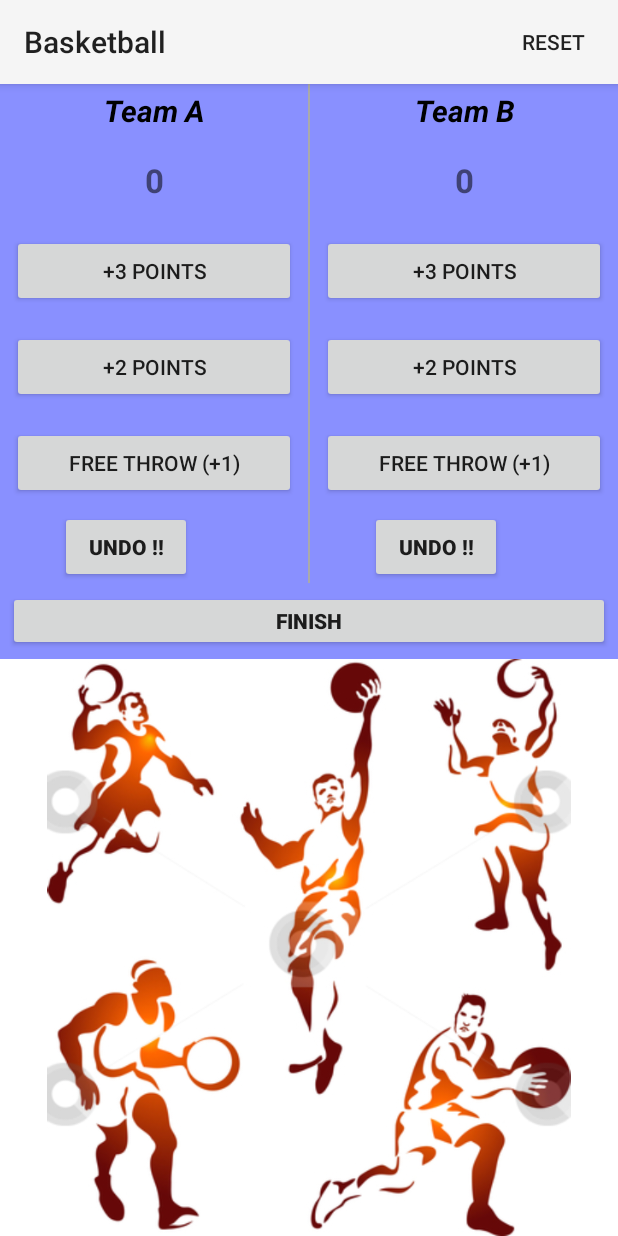
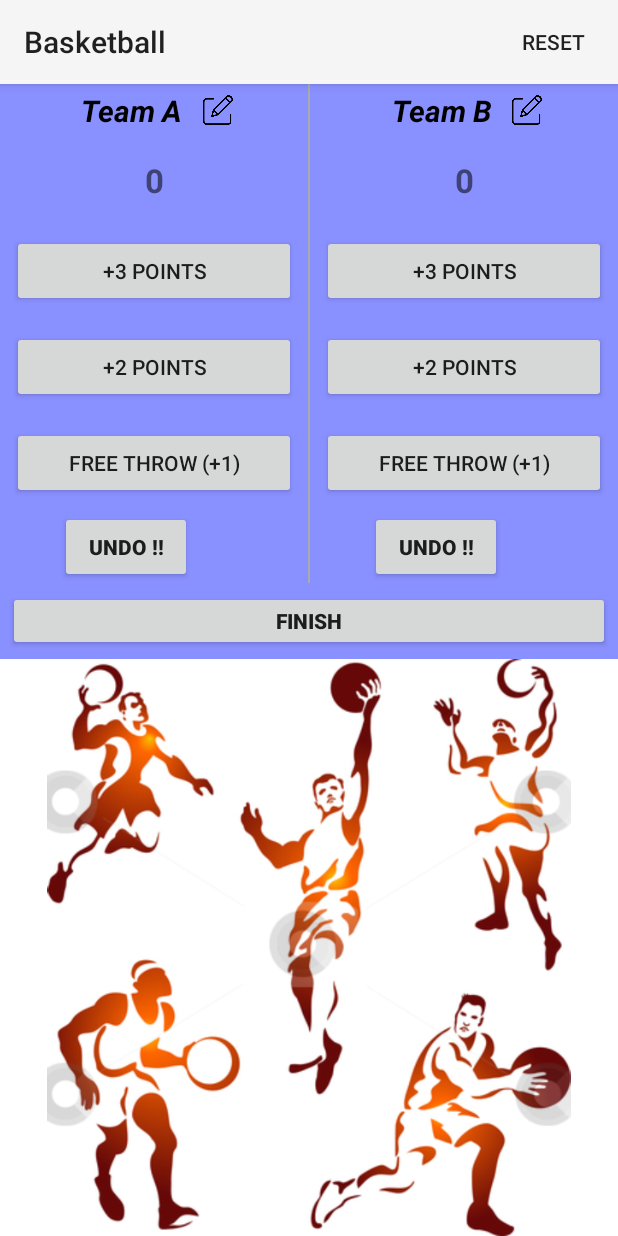
Before and after one commit to chanmol1999/Android-ScorerApp, an Android app: the BasketballActivity screen opened directly, with no data from a screen before it, on a phone screen of 412 x 824 dp. Run offline under Robolectric (Android 15) with nearby library versions, the phone set to English and light mode, and no system bars.

Commit message:
Team name can be editted now
Signed-off-by: Ashish0077 <ashish007722@gmail.com>

```diff
--- a/Scorecounter/app/src/main/java/com/example/anmol/courtcounter/Basketball/BasketballActivity.java
+++ b/Scorecounter/app/src/main/java/com/example/anmol/courtcounter/Basketball/BasketballActivity.java
@@ -4,20 +4,89 @@ import android.app.AlertDialog;
 import android.content.DialogInterface;
 import android.os.Bundle;
 import android.support.v7.app.AppCompatActivity;
+import android.text.InputType;
 import android.view.Menu;
 import android.view.MenuItem;
 import android.view.View;
+import android.widget.EditText;
+import android.widget.ImageView;
 import android.widget.TextView;
 
 import com.example.anmol.courtcounter.R;
 
 public class BasketballActivity extends AppCompatActivity {
 
+    private ImageView editNameA;
+    private ImageView editNameB;
+    private TextView nameTeamA;
+    private TextView nameTeamB;
+
     @Override
     protected void onCreate(Bundle savedInstanceState) {
         super.onCreate(savedInstanceState);
         setContentView(R.layout.activity_basketball);
         getSupportActionBar().setTitle("Basketball");
+
+        nameTeamA = findViewById(R.id.teamA_nameTextView);
+        nameTeamB = findViewById(R.id.teamB_nameTextView);
+        editNameA = findViewById(R.id.edit_teamA);
+        editNameB = findViewById(R.id.edit_teamB);
+
+        editNameA.setOnClickListener(new View.OnClickListener() {
+            @Override
+            public void onClick(View view) {
+                AlertDialog.Builder alertBuilder = new AlertDialog.Builder(BasketballActivity.this);
+                alertBuilder.setTitle("Edit Team Name");
+
+                final EditText input = new EditText(BasketballActivity.this);
+                input.setInputType(InputType.TYPE_CLASS_TEXT);
+                alertBuilder.setView(input);
+
+                alertBuilder.setPositiveButton("Ok", new DialogInterface.OnClickListener() {
+                    @Override
+                    public void onClick(DialogInterface dialogInterface, int i) {
+                        nameTeamA.setText(input.getText());
+                    }
+                });
+
+                alertBuilder.setNegativeButton("cancel", new DialogInterface.OnClickListener() {
+                    @Override
+                    public void onClick(DialogInterface dialogInterface, int i) {
+
+                    }
+                });
+
+                alertBuilder.show();
+            }
+        });
+
+        editNameB.setOnClickListener(new View.OnClickListener() {
+            @Override
+            public void onClick(View view) {
+                AlertDialog.Builder alertBuilder = new AlertDialog.Builder(BasketballActivity.this);
+                alertBuilder.setTitle("Edit Team Name");
+
+                final EditText input = new EditText(BasketballActivity.this);
+                input.setInputType(InputType.TYPE_CLASS_TEXT);
+                alertBuilder.setView(input);
+
+                alertBuilder.setPositiveButton("Ok", new DialogInterface.OnClickListener() {
+                    @Override
+                    public void onClick(DialogInterface dialogInterface, int i) {
+                        nameTeamB.setText(input.getText());
+                    }
+                });
+
+                alertBuilder.setNegativeButton("cancel", new DialogInterface.OnClickListener() {
+                    @Override
+                    public void onClick(DialogInterface dialogInterface, int i) {
+
+                    }
+                });
+
+                alertBuilder.show();
+            }
+        });
     }
 
     int a = 0, b = 0, i = 0, j = 0;
@@ -107,6 +176,8 @@ public class BasketballActivity extends AppCompatActivity {
         b = 0;
         displayForTeamA(a);
         displayForTeamB(b);
+        nameTeamA.setText("Team A");
+        nameTeamB.setText("Team B");
     }
 
     public void finish(View view) {
--- a/Scorecounter/app/src/main/res/layout/activity_basketball.xml
+++ b/Scorecounter/app/src/main/res/layout/activity_basketball.xml
@@ -16,15 +16,33 @@
             android:layout_weight="1"
             android:orientation="vertical">
 
+            <LinearLayout
+                android:layout_width="wrap_content"
+                android:layout_height="wrap_content"
+                android:layout_gravity="center"
+                android:orientation="horizontal">
+
                 <TextView
-                android:layout_width="match_parent"
+                    android:id="@+id/teamA_nameTextView"
+                    android:layout_width="wrap_content"
                     android:layout_height="wrap_content"
+                    android:layout_marginEnd="10dp"
+                    android:layout_marginRight="10dp"
                     android:gravity="center"
                     android:padding="4dp"
                     android:text="Team A"
                     android:textColor="#000000"
                     android:textSize="20dp"
                     android:textStyle="bold|italic" />
+
+                <ImageView
+                    android:id="@+id/edit_teamA"
+                    android:layout_width="20dp"
+                    android:layout_height="20dp"
+                    android:layout_gravity="center"
+                    android:src="@drawable/edit" />
+
+            </LinearLayout>
 
             <TextView
                 android:id="@+id/team_a_score"
@@ -78,15 +96,32 @@
             android:layout_weight="1"
             android:orientation="vertical">
 
+            <LinearLayout
+                android:layout_width="wrap_content"
+                android:layout_height="wrap_content"
+                android:layout_gravity="center"
+                android:orientation="horizontal">
+
                 <TextView
+                    android:id="@+id/teamB_nameTextView"
                     android:layout_width="match_parent"
                     android:layout_height="wrap_content"
+                    android:layout_marginEnd="10dp"
+                    android:layout_marginRight="10dp"
                     android:gravity="center"
                     android:padding="4dp"
                     android:text="Team B"
                     android:textColor="#000000"
                     android:textSize="20dp"
                     android:textStyle="bold|italic" />
+
+                <ImageView
+                    android:id="@+id/edit_teamB"
+                    android:layout_width="20dp"
+                    android:layout_height="20dp"
+                    android:layout_gravity="center"
+                    android:src="@drawable/edit" />
+            </LinearLayout>
 
             <TextView
                 android:id="@+id/team_b_score"
```
Also changed, not shown: Scorecounter/app/src/main/res/drawable-v24/edit.png (added). Lines whose indentation alone changed are shown as unchanged.
